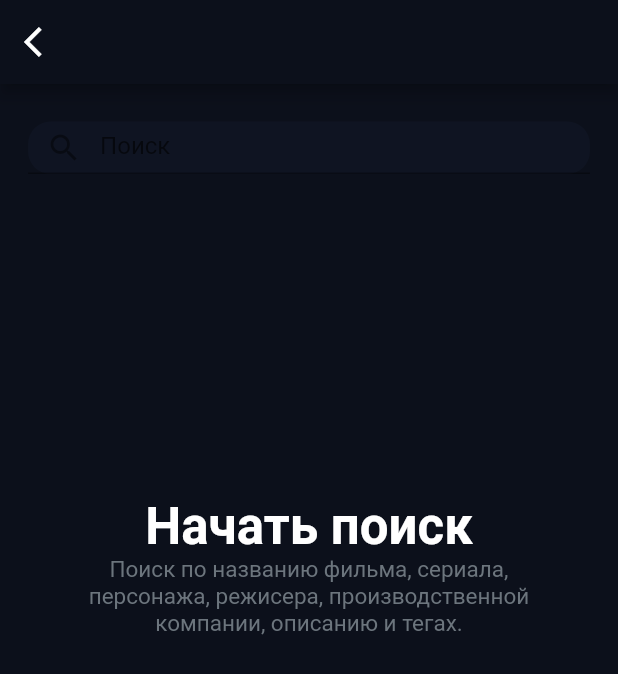
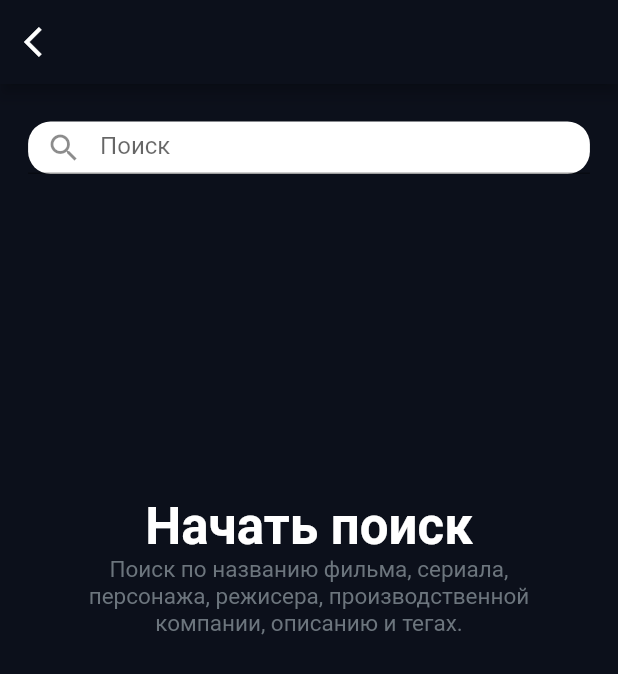
Before and after one commit to Far4Ru/flutter-aniu, a Flutter app: the SearchPage screen opened directly, on a phone screen of 412 x 824 dp. Shown: the top 674 px of the screen. Run offline on Flutter 3.47's test engine with Material 2 defaults, Android fonts, the phone set to English and light mode, and no system bars; missing offline and left inert: flutter_inappwebview; network calls fail; Roboto replaces fonts that are missing (Montserrat, Source Sans Pro).

Commit message:
Изменен цвет поиска на белый

```diff
--- a/lib/pages/search.dart
+++ b/lib/pages/search.dart
@@ -43,19 +43,19 @@ class _SearchPageState extends State<SearchPage> {
                   child: TextField(
                     controller: _controller,
                     decoration: const InputDecoration(
-                      fillColor: Color(0xff0f1422),
+                      fillColor: Colors.white,
                       hintText: 'Поиск',
                       prefixIcon: Icon(Icons.search),
                     ),
                     onSubmitted: (value) {
                     },
-                    style: const TextStyle(color: Color(0xffffffff)),
+                    style: const TextStyle(color: Colors.black),
                   ),
                   decoration: const BoxDecoration(
-                    borderRadius: BorderRadius.all(
-                        Radius.circular(15)
-                    ),
-                    color: Color(0xff0f1422)
+                      borderRadius: BorderRadius.all(
+                          Radius.circular(15)
+                      ),
+                      color: Colors.white
                   ),
                 ),
               ),
```
